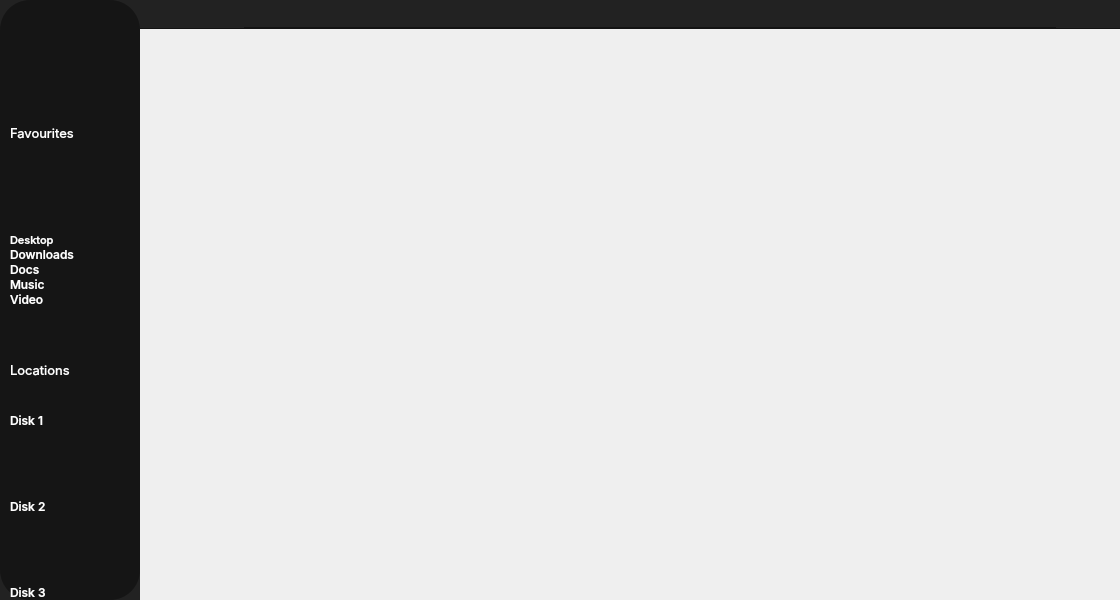
The window that mainwindow.ui (tkmrqq/FileManagerCPP) describes before a commit, drawn with Qt 5.
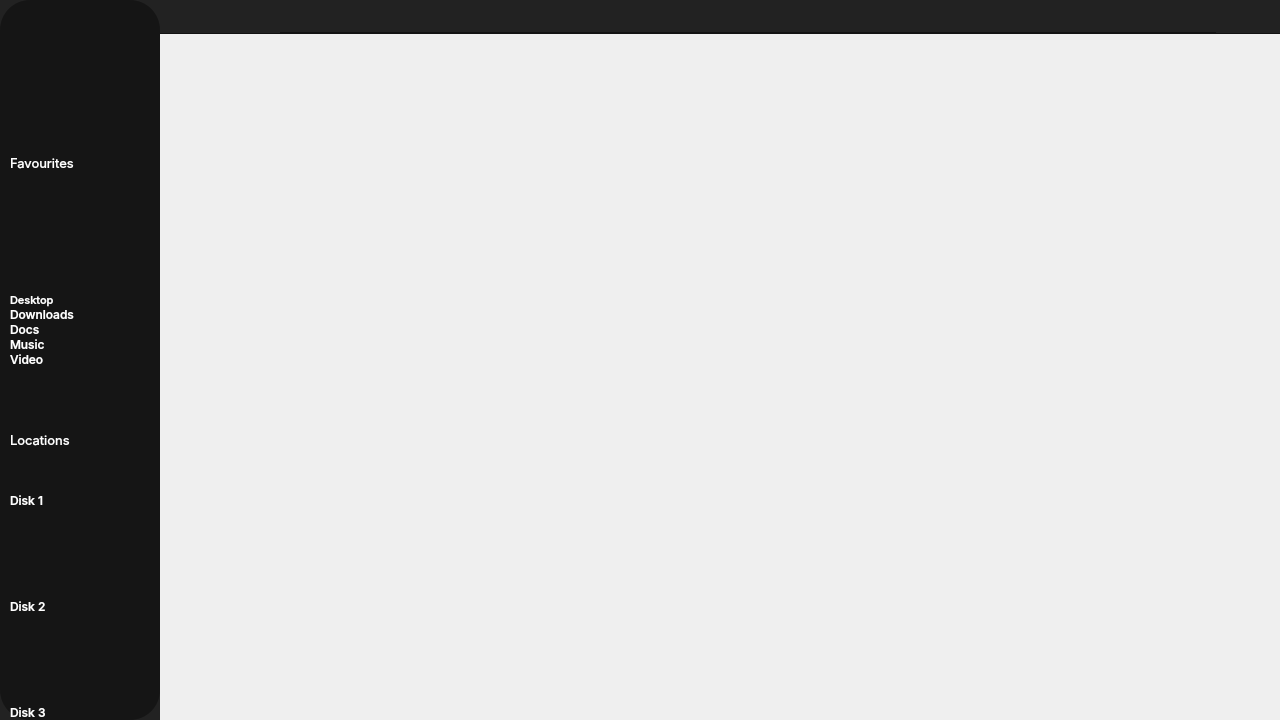
The same window after the commit. Icons and pictures are not drawn.

Diff of the .ui file:
```diff
--- a/mainwindow.ui
+++ b/mainwindow.ui
@@ -9,20 +9,20 @@
    <rect>
     <x>0</x>
     <y>0</y>
-    <width>1120</width>
-    <height>600</height>
+    <width>1280</width>
+    <height>720</height>
    </rect>
   </property>
   <property name="sizePolicy">
-   <sizepolicy hsizetype="Fixed" vsizetype="Fixed">
+   <sizepolicy hsizetype="Expanding" vsizetype="Expanding">
     <horstretch>0</horstretch>
     <verstretch>0</verstretch>
    </sizepolicy>
   </property>
   <property name="maximumSize">
    <size>
-    <width>1120</width>
-    <height>600</height>
+    <width>3840</width>
+    <height>2560</height>
    </size>
   </property>
   <property name="palette">
@@ -915,7 +915,7 @@
           <number>0</number>
          </property>
          <property name="leftMargin">
-          <number>0</number>
+          <number>16</number>
          </property>
          <property name="topMargin">
           <number>0</number>
@@ -935,6 +935,12 @@
             <iconset resource="WindowIcon.qrc">
              <normaloff>:/new/windowIcon/Resources/Icons/arrowBack.svg</normaloff>:/new/windowIcon/Resources/Icons/arrowBack.svg</iconset>
            </property>
+           <property name="iconSize">
+            <size>
+             <width>24</width>
+             <height>24</height>
+            </size>
+           </property>
           </widget>
          </item>
          <item>
@@ -948,8 +954,8 @@
            </property>
            <property name="iconSize">
             <size>
-             <width>20</width>
-             <height>16</height>
+             <width>24</width>
+             <height>24</height>
             </size>
            </property>
           </widget>
@@ -999,8 +1005,8 @@
            </property>
            <property name="iconSize">
             <size>
-             <width>20</width>
-             <height>20</height>
+             <width>24</width>
+             <height>24</height>
             </size>
            </property>
           </widget>
@@ -1019,8 +1025,8 @@
            </property>
            <property name="iconSize">
             <size>
-             <width>20</width>
-             <height>20</height>
+             <width>24</width>
+             <height>24</height>
             </size>
            </property>
           </widget>
@@ -1097,8 +1103,8 @@
              <rect>
               <x>0</x>
               <y>0</y>
-              <width>978</width>
-              <height>550</height>
+              <width>1118</width>
+              <height>664</height>
              </rect>
             </property>
            </widget>
```
Left out of the diff: 4 changed lines with no effect on the pictures.
